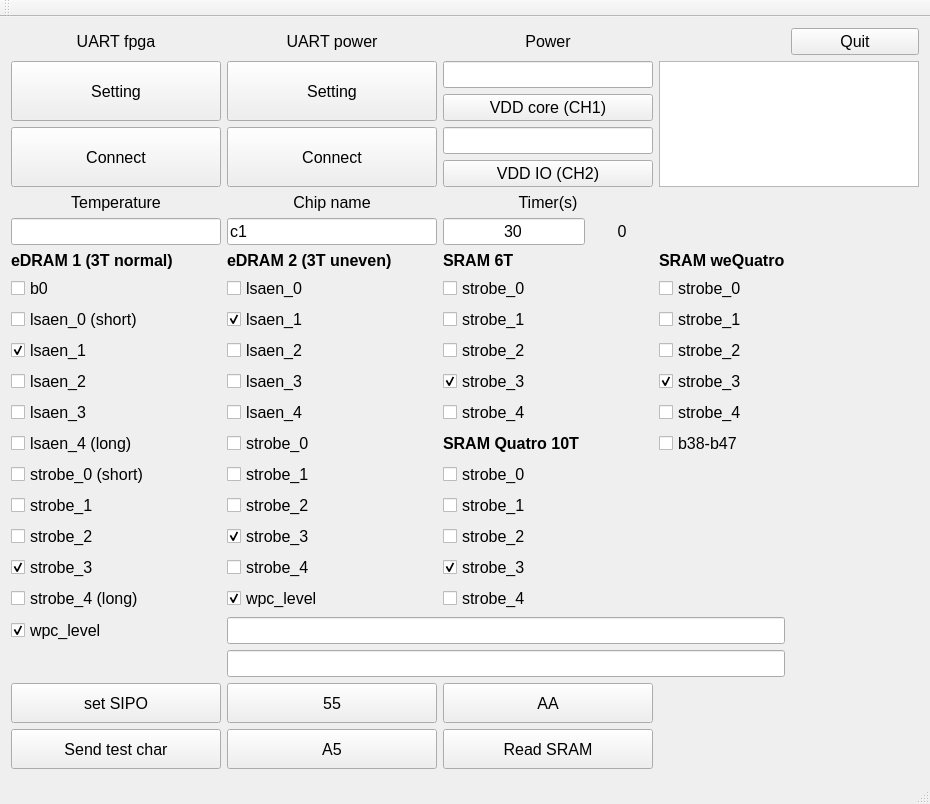
This is mainwindow.ui in trangjackie/edram65nm_tester as Qt 5 draws it before an edit. The edited form follows.
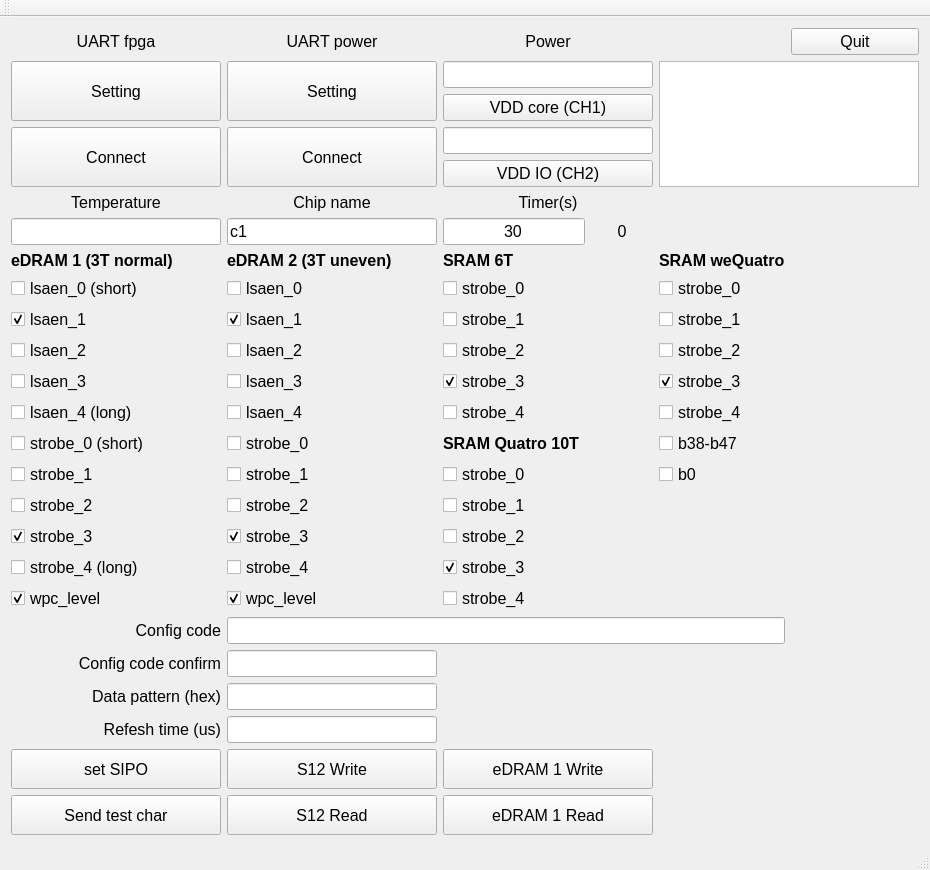
This is the edited form. Icons and pictures are not drawn.

Commit message: almost done sram

The edit to the form file:
```diff
--- a/mainwindow.ui
+++ b/mainwindow.ui
@@ -21,6 +21,39 @@
   </property>
   <widget class="QWidget" name="centralWidget">
    <layout class="QGridLayout" name="gridLayout">
+    <item row="14" column="0">
+     <widget class="QCheckBox" name="cb_b8">
+      <property name="text">
+       <string>strobe_2</string>
+      </property>
+     </widget>
+    </item>
+    <item row="13" column="3">
+     <widget class="QCheckBox" name="cb_b0">
+      <property name="toolTip">
+       <string>unused bit</string>
+      </property>
+      <property name="text">
+       <string>b0</string>
+      </property>
+      <property name="checkable">
+       <bool>true</bool>
+      </property>
+     </widget>
+    </item>
+    <item row="17" column="0">
+     <widget class="QCheckBox" name="cb_b11">
+      <property name="toolTip">
+       <string>Select = precharge to VDD, unselect = precharge to GND</string>
+      </property>
+      <property name="text">
+       <string>wpc_level</string>
+      </property>
+      <property name="checked">
+       <bool>true</bool>
+      </property>
+     </widget>
+    </item>
     <item row="13" column="1">
      <widget class="QCheckBox" name="cb_b18">
       <property name="toolTip">
@@ -31,16 +64,6 @@
       </property>
      </widget>
     </item>
-    <item row="12" column="0">
-     <widget class="QCheckBox" name="cb_b5">
-      <property name="toolTip">
-       <string>200 inv</string>
-      </property>
-      <property name="text">
-       <string>lsaen_4 (long)</string>
-      </property>
-     </widget>
-    </item>
     <item row="10" column="1">
      <widget class="QCheckBox" name="cb_b15">
       <property name="toolTip">
@@ -84,14 +107,7 @@
       </property>
      </widget>
     </item>
-    <item row="13" column="0">
-     <widget class="QCheckBox" name="cb_b6">
-      <property name="text">
-       <string>strobe_0 (short)</string>
-      </property>
-     </widget>
-    </item>
-    <item row="21" column="0">
+    <item row="23" column="0">
      <widget class="QPushButton" name="pushButton_TestChar">
       <property name="sizePolicy">
        <sizepolicy hsizetype="Expanding" vsizetype="Expanding">
@@ -189,8 +205,8 @@
       </item>
      </layout>
     </item>
-    <item row="20" column="1">
-     <widget class="QPushButton" name="pushButton_DUT_SRAM_Write_55">
+    <item row="22" column="1">
+     <widget class="QPushButton" name="pushButton_DUT_S12_Write">
       <property name="sizePolicy">
        <sizepolicy hsizetype="Expanding" vsizetype="Expanding">
         <horstretch>0</horstretch>
@@ -210,7 +226,7 @@
        </size>
       </property>
       <property name="text">
-       <string>55</string>
+       <string>S12 Write</string>
       </property>
       <property name="icon">
        <iconset resource="icons/icons.qrc">
@@ -234,7 +250,17 @@
       </property>
      </widget>
     </item>
-    <item row="20" column="0">
+    <item row="5" column="0">
+     <widget class="QLineEdit" name="lineEdit_temp">
+      <property name="sizePolicy">
+       <sizepolicy hsizetype="Preferred" vsizetype="Preferred">
+        <horstretch>0</horstretch>
+        <verstretch>0</verstretch>
+       </sizepolicy>
+      </property>
+     </widget>
+    </item>
+    <item row="22" column="0">
      <widget class="QPushButton" name="pushButton_DUT_SIPO_set">
       <property name="sizePolicy">
        <sizepolicy hsizetype="Expanding" vsizetype="Expanding">
@@ -269,7 +295,7 @@
       </property>
      </widget>
     </item>
-    <item row="21" column="2">
+    <item row="23" column="2">
      <widget class="QPushButton" name="pushButton_DUT_SRAM_Read">
       <property name="sizePolicy">
        <sizepolicy hsizetype="Expanding" vsizetype="Expanding">
@@ -290,7 +316,7 @@
        </size>
       </property>
       <property name="text">
-       <string>Read SRAM</string>
+       <string>eDRAM 1 Read</string>
       </property>
       <property name="icon">
        <iconset resource="icons/icons.qrc">
@@ -304,17 +330,7 @@
       </property>
      </widget>
     </item>
-    <item row="5" column="0">
-     <widget class="QLineEdit" name="lineEdit_temp">
-      <property name="sizePolicy">
-       <sizepolicy hsizetype="Preferred" vsizetype="Preferred">
-        <horstretch>0</horstretch>
-        <verstretch>0</verstretch>
-       </sizepolicy>
-      </property>
-     </widget>
-    </item>
-    <item row="20" column="2">
+    <item row="22" column="2">
      <widget class="QPushButton" name="pushButton_DUT_SRAM_Write">
       <property name="sizePolicy">
        <sizepolicy hsizetype="Preferred" vsizetype="Preferred">
@@ -335,7 +351,7 @@
        </size>
       </property>
       <property name="text">
-       <string>AA</string>
+       <string>eDRAM 1 Write</string>
       </property>
       <property name="icon">
        <iconset resource="icons/icons.qrc">
@@ -418,8 +434,18 @@
       </property>
      </widget>
     </item>
-    <item row="21" column="1">
-     <widget class="QPushButton" name="pushButton_DUT_SRAM_Write_A5">
+    <item row="1" column="3" rowspan="2" colspan="2">
+     <widget class="QPlainTextEdit" name="plainTextEdit_console">
+      <property name="sizePolicy">
+       <sizepolicy hsizetype="Preferred" vsizetype="Preferred">
+        <horstretch>0</horstretch>
+        <verstretch>0</verstretch>
+       </sizepolicy>
+      </property>
+     </widget>
+    </item>
+    <item row="23" column="1">
+     <widget class="QPushButton" name="pushButton_DUT_S12_Read">
       <property name="sizePolicy">
        <sizepolicy hsizetype="Expanding" vsizetype="Expanding">
         <horstretch>0</horstretch>
@@ -439,11 +465,11 @@
        </size>
       </property>
       <property name="text">
-       <string>A5</string>
+       <string>S12 Read</string>
       </property>
       <property name="icon">
        <iconset resource="icons/icons.qrc">
-        <normaloff>:/new/prefix1/package-upgrade.svg</normaloff>:/new/prefix1/package-upgrade.svg</iconset>
+        <normaloff>:/new/prefix1/package-downgrade.svg</normaloff>:/new/prefix1/package-downgrade.svg</iconset>
       </property>
       <property name="iconSize">
        <size>
@@ -466,16 +492,6 @@
       </property>
      </widget>
     </item>
-    <item row="1" column="3" rowspan="2" colspan="2">
-     <widget class="QPlainTextEdit" name="plainTextEdit_console">
-      <property name="sizePolicy">
-       <sizepolicy hsizetype="Preferred" vsizetype="Preferred">
-        <horstretch>0</horstretch>
-        <verstretch>0</verstretch>
-       </sizepolicy>
-      </property>
-     </widget>
-    </item>
     <item row="2" column="1">
      <widget class="QPushButton" name="pushButton_uart_power_connect">
       <property name="sizePolicy">
@@ -520,6 +536,13 @@
       </property>
      </widget>
     </item>
+    <item row="17" column="2">
+     <widget class="QCheckBox" name="cb_b32">
+      <property name="text">
+       <string>strobe_4</string>
+      </property>
+     </widget>
+    </item>
     <item row="0" column="2">
      <widget class="QLabel" name="label_5">
       <property name="text">
@@ -580,16 +603,6 @@
       </property>
      </widget>
     </item>
-    <item row="8" column="0">
-     <widget class="QCheckBox" name="cb_b1">
-      <property name="toolTip">
-       <string>40 inv</string>
-      </property>
-      <property name="text">
-       <string>lsaen_0 (short)</string>
-      </property>
-     </widget>
-    </item>
     <item row="6" column="0">
      <widget class="QLabel" name="label_6">
       <property name="font">
@@ -603,23 +616,6 @@
       </property>
      </widget>
     </item>
-    <item row="17" column="0">
-     <widget class="QCheckBox" name="cb_b10">
-      <property name="text">
-       <string>strobe_4 (long)</string>
-      </property>
-     </widget>
-    </item>
-    <item row="11" column="0">
-     <widget class="QCheckBox" name="cb_b4">
-      <property name="toolTip">
-       <string>180 inv</string>
-      </property>
-      <property name="text">
-       <string>lsaen_3</string>
-      </property>
-     </widget>
-    </item>
     <item row="8" column="3">
      <widget class="QCheckBox" name="cb_b34">
       <property name="text">
@@ -627,26 +623,6 @@
       </property>
      </widget>
     </item>
-    <item row="15" column="0">
-     <widget class="QCheckBox" name="cb_b8">
-      <property name="text">
-       <string>strobe_2</string>
-      </property>
-     </widget>
-    </item>
-    <item row="10" column="0">
-     <widget class="QCheckBox" name="cb_b3">
-      <property name="toolTip">
-       <string>160 inv</string>
-      </property>
-      <property name="text">
-       <string>lsaen_2</string>
-      </property>
-      <property name="checked">
-       <bool>false</bool>
-      </property>
-     </widget>
-    </item>
     <item row="18" column="1" colspan="3">
      <widget class="QLineEdit" name="lineEdit_SIPO_setdata"/>
     </item>
@@ -660,13 +636,6 @@
       </property>
      </widget>
     </item>
-    <item row="14" column="0">
-     <widget class="QCheckBox" name="cb_b7">
-      <property name="text">
-       <string>strobe_1</string>
-      </property>
-     </widget>
-    </item>
     <item row="7" column="2">
      <widget class="QCheckBox" name="cb_b23">
       <property name="text">
@@ -698,29 +667,6 @@
       </property>
      </widget>
     </item>
-    <item row="9" column="0">
-     <widget class="QCheckBox" name="cb_b2">
-      <property name="toolTip">
-       <string>80 inv</string>
-      </property>
-      <property name="text">
-       <string>lsaen_1</string>
-      </property>
-      <property name="checked">
-       <bool>true</bool>
-      </property>
-     </widget>
-    </item>
-    <item row="16" column="0">
-     <widget class="QCheckBox" name="cb_b9">
-      <property name="text">
-       <string>strobe_3</string>
-      </property>
-      <property name="checked">
-       <bool>true</bool>
-      </property>
-     </widget>
-    </item>
     <item row="6" column="1">
      <widget class="QLabel" name="label_7">
       <property name="font">
@@ -811,13 +757,6 @@
       </property>
      </widget>
     </item>
-    <item row="17" column="2">
-     <widget class="QCheckBox" name="cb_b32">
-      <property name="text">
-       <string>strobe_4</string>
-      </property>
-     </widget>
-    </item>
     <item row="12" column="2">
      <widget class="QLabel" name="label_9">
       <property name="font">
@@ -845,19 +784,6 @@
       </property>
      </widget>
     </item>
-    <item row="18" column="0">
-     <widget class="QCheckBox" name="cb_b11">
-      <property name="toolTip">
-       <string>Select = precharge to VDD, unselect = precharge to GND</string>
-      </property>
-      <property name="text">
-       <string>wpc_level</string>
-      </property>
-      <property name="checked">
-       <bool>true</bool>
-      </property>
-     </widget>
-    </item>
     <item row="11" column="1">
      <widget class="QCheckBox" name="cb_b16">
       <property name="toolTip">
@@ -868,29 +794,6 @@
       </property>
      </widget>
     </item>
-    <item row="12" column="1">
-     <widget class="QCheckBox" name="cb_b17">
-      <property name="toolTip">
-       <string>40 inv</string>
-      </property>
-      <property name="text">
-       <string>strobe_0</string>
-      </property>
-     </widget>
-    </item>
-    <item row="7" column="0">
-     <widget class="QCheckBox" name="cb_b0">
-      <property name="toolTip">
-       <string>unused bit</string>
-      </property>
-      <property name="text">
-       <string>b0</string>
-      </property>
-      <property name="checkable">
-       <bool>true</bool>
-      </property>
-     </widget>
-    </item>
     <item row="15" column="1">
      <widget class="QCheckBox" name="cb_b20">
       <property name="toolTip">
@@ -904,10 +807,13 @@
       </property>
      </widget>
     </item>
-    <item row="9" column="3">
-     <widget class="QCheckBox" name="cb_b35">
+    <item row="12" column="1">
+     <widget class="QCheckBox" name="cb_b17">
+      <property name="toolTip">
+       <string>40 inv</string>
+      </property>
       <property name="text">
-       <string>strobe_2</string>
+       <string>strobe_0</string>
       </property>
      </widget>
     </item>
@@ -921,6 +827,13 @@
       </property>
      </widget>
     </item>
+    <item row="9" column="3">
+     <widget class="QCheckBox" name="cb_b35">
+      <property name="text">
+       <string>strobe_2</string>
+      </property>
+     </widget>
+    </item>
     <item row="9" column="2">
      <widget class="QCheckBox" name="cb_b25">
       <property name="text">
@@ -941,9 +854,142 @@
       </property>
      </widget>
     </item>
-    <item row="19" column="1" colspan="3">
+    <item row="13" column="0">
+     <widget class="QCheckBox" name="cb_b7">
+      <property name="text">
+       <string>strobe_1</string>
+      </property>
+     </widget>
+    </item>
+    <item row="10" column="0">
+     <widget class="QCheckBox" name="cb_b4">
+      <property name="toolTip">
+       <string>180 inv</string>
+      </property>
+      <property name="text">
+       <string>lsaen_3</string>
+      </property>
+     </widget>
+    </item>
+    <item row="11" column="0">
+     <widget class="QCheckBox" name="cb_b5">
+      <property name="toolTip">
+       <string>200 inv</string>
+      </property>
+      <property name="text">
+       <string>lsaen_4 (long)</string>
+      </property>
+     </widget>
+    </item>
+    <item row="12" column="0">
+     <widget class="QCheckBox" name="cb_b6">
+      <property name="text">
+       <string>strobe_0 (short)</string>
+      </property>
+     </widget>
+    </item>
+    <item row="8" column="0">
+     <widget class="QCheckBox" name="cb_b2">
+      <property name="toolTip">
+       <string>80 inv</string>
+      </property>
+      <property name="text">
+       <string>lsaen_1</string>
+      </property>
+      <property name="checked">
+       <bool>true</bool>
+      </property>
+     </widget>
+    </item>
+    <item row="20" column="1">
+     <widget class="QLineEdit" name="lineEdit_datapattern"/>
+    </item>
+    <item row="9" column="0">
+     <widget class="QCheckBox" name="cb_b3">
+      <property name="toolTip">
+       <string>160 inv</string>
+      </property>
+      <property name="text">
+       <string>lsaen_2</string>
+      </property>
+      <property name="checked">
+       <bool>false</bool>
+      </property>
+     </widget>
+    </item>
+    <item row="18" column="0">
+     <widget class="QLabel" name="label_11">
+      <property name="text">
+       <string>Config code</string>
+      </property>
+      <property name="alignment">
+       <set>Qt::AlignRight|Qt::AlignTrailing|Qt::AlignVCenter</set>
+      </property>
+     </widget>
+    </item>
+    <item row="16" column="0">
+     <widget class="QCheckBox" name="cb_b10">
+      <property name="text">
+       <string>strobe_4 (long)</string>
+      </property>
+     </widget>
+    </item>
+    <item row="7" column="0">
+     <widget class="QCheckBox" name="cb_b1">
+      <property name="toolTip">
+       <string>40 inv</string>
+      </property>
+      <property name="text">
+       <string>lsaen_0 (short)</string>
+      </property>
+     </widget>
+    </item>
+    <item row="15" column="0">
+     <widget class="QCheckBox" name="cb_b9">
+      <property name="text">
+       <string>strobe_3</string>
+      </property>
+      <property name="checked">
+       <bool>true</bool>
+      </property>
+     </widget>
+    </item>
+    <item row="20" column="0">
+     <widget class="QLabel" name="label_13">
+      <property name="text">
+       <string>Data pattern (hex)</string>
+      </property>
+      <property name="alignment">
+       <set>Qt::AlignRight|Qt::AlignTrailing|Qt::AlignVCenter</set>
+      </property>
+     </widget>
+    </item>
+    <item row="19" column="1">
      <widget class="QLineEdit" name="lineEdit_SIPO_verifydata"/>
     </item>
+    <item row="19" column="0">
+     <widget class="QLabel" name="label_12">
+      <property name="text">
+       <string>Config code confirm</string>
+      </property>
+      <property name="alignment">
+       <set>Qt::AlignRight|Qt::AlignTrailing|Qt::AlignVCenter</set>
+      </property>
+     </widget>
+    </item>
+    <item row="21" column="0">
+     <widget class="QLabel" name="label_14">
+      <property name="text">
+       <string>Refesh time (us)</string>
+      </property>
+      <property name="alignment">
+       <set>Qt::AlignRight|Qt::AlignTrailing|Qt::AlignVCenter</set>
+      </property>
+     </widget>
+    </item>
+    <item row="21" column="1">
+     <widget class="QLineEdit" name="lineEdit_refeshtime"/>
+    </item>
    </layout>
   </widget>
   <widget class="QToolBar" name="mainToolBar">
```
The commit also changes 4 other files.
